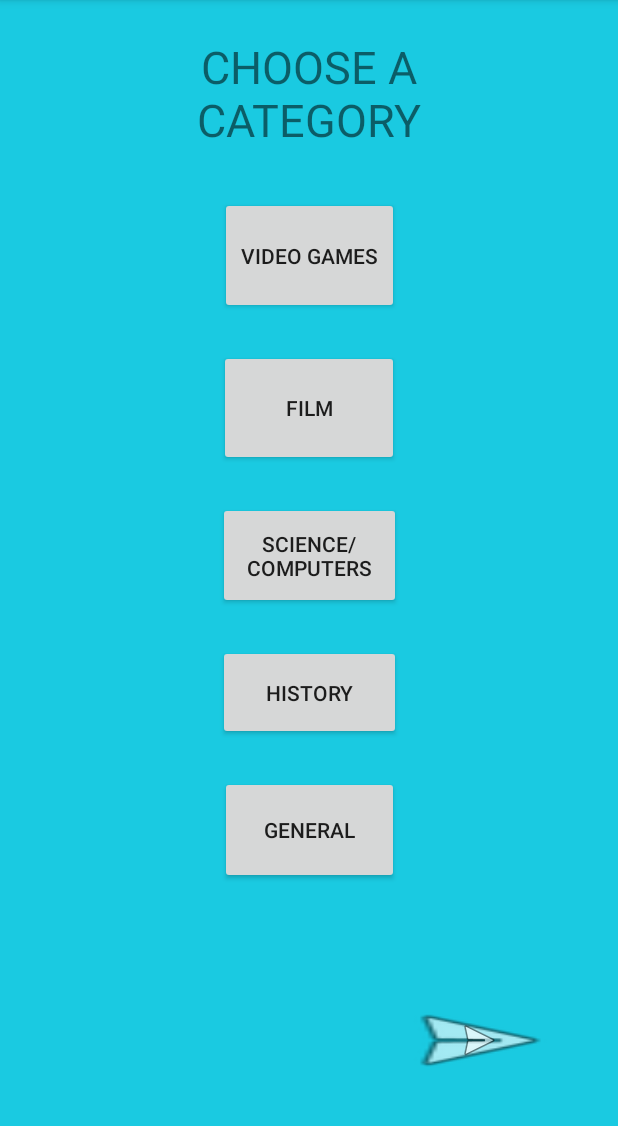
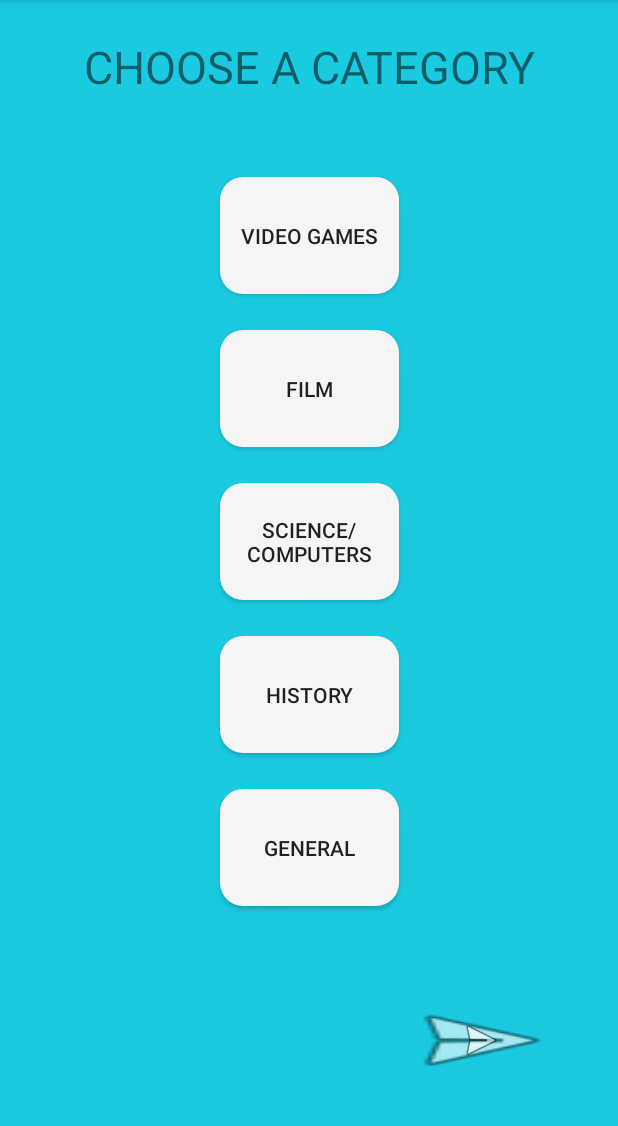
Before and after one commit to Prydain/QuizPrototype, an Android app: the screen it shows after launch (MainActivity), on a phone screen of 412 x 824 dp, the part 84-1210 px from its top. Run offline under Robolectric (Android 15) with nearby library versions, the phone set to English and light mode, and no system bars.

Commit message:
round buttons

```diff
--- /dev/null
+++ b/app/src/main/res/drawable/btn_rounded.xml
@@ -0,0 +1,16 @@
+<?xml version="1.0" encoding="utf-8"?>
+<selector xmlns:android="http://schemas.android.com/apk/res/android">
+    <item>
+        <shape android:shape="rectangle">
+            <solid android:color="#F5F5F5"/>
+            <corners android:radius="15dp" />
+        </shape>
+    </item>
+    <item android:state_pressed="true">
+        <shape android:shape="rectangle">
+            <solid android:color="#696969"/>
+            <corners android:radius="15dp" />
+        </shape>
+    </item>
+
+</selector>
--- a/app/src/main/res/layout/activity_main.xml
+++ b/app/src/main/res/layout/activity_main.xml
@@ -10,8 +10,8 @@
 
     <TextView
         android:id="@+id/textView"
-        android:layout_width="291dp"
-        android:layout_height="83dp"
+        android:layout_width="350dp"
+        android:layout_height="70dp"
         android:layout_marginStart="8dp"
         android:layout_marginLeft="8dp"
         android:layout_marginTop="24dp"
@@ -36,14 +36,15 @@
         android:layout_marginRight="32dp"
         android:onClick="setVideoGamesURL"
         android:text="VIDEO GAMES"
+        android:background="@drawable/btn_rounded"
         app:layout_constraintEnd_toEndOf="parent"
         app:layout_constraintStart_toStartOf="parent"
         app:layout_constraintTop_toBottomOf="@+id/textView" />
 
     <Button
         android:id="@+id/filmButton"
-        android:layout_width="120dp"
-        android:layout_height="77dp"
+        android:layout_width="119dp"
+        android:layout_height="78dp"
         android:layout_marginStart="32dp"
         android:layout_marginLeft="32dp"
         android:layout_marginTop="24dp"
@@ -51,14 +52,15 @@
         android:layout_marginRight="32dp"
         android:onClick="setFilmURL"
         android:text="FILM"
+        android:background="@drawable/btn_rounded"
         app:layout_constraintEnd_toEndOf="parent"
         app:layout_constraintStart_toStartOf="parent"
         app:layout_constraintTop_toBottomOf="@+id/videoGames" />
 
     <Button
         android:id="@+id/scienceButton"
-        android:layout_width="122dp"
-        android:layout_height="71dp"
+        android:layout_width="119dp"
+        android:layout_height="78dp"
         android:layout_marginStart="32dp"
         android:layout_marginLeft="32dp"
         android:layout_marginTop="24dp"
@@ -66,14 +68,15 @@
         android:layout_marginRight="32dp"
         android:onClick="setScienceURL"
         android:text="SCIENCE/COMPUTERS"
+        android:background="@drawable/btn_rounded"
         app:layout_constraintEnd_toEndOf="parent"
         app:layout_constraintStart_toStartOf="parent"
         app:layout_constraintTop_toBottomOf="@+id/filmButton" />
 
     <Button
         android:id="@+id/historyButton"
-        android:layout_width="122dp"
-        android:layout_height="63dp"
+        android:layout_width="119dp"
+        android:layout_height="78dp"
         android:layout_marginStart="32dp"
         android:layout_marginLeft="32dp"
         android:layout_marginTop="24dp"
@@ -81,6 +84,7 @@
         android:layout_marginRight="32dp"
         android:onClick="setHistoryURL"
         android:text="HISTORY"
+        android:background="@drawable/btn_rounded"
         app:layout_constraintEnd_toEndOf="parent"
         app:layout_constraintStart_toStartOf="parent"
         app:layout_constraintTop_toBottomOf="@+id/scienceButton" />
@@ -88,7 +92,7 @@
     <Button
         android:id="@+id/generalButton"
         android:layout_width="119dp"
-        android:layout_height="72dp"
+        android:layout_height="78dp"
         android:layout_marginStart="32dp"
         android:layout_marginLeft="32dp"
         android:layout_marginTop="24dp"
@@ -96,13 +100,14 @@
         android:layout_marginRight="32dp"
         android:onClick="setGeneralURL"
         android:text="GENERAL"
+        android:background="@drawable/btn_rounded"
         app:layout_constraintEnd_toEndOf="parent"
         app:layout_constraintStart_toStartOf="parent"
         app:layout_constraintTop_toBottomOf="@+id/historyButton" />
 
     <ImageButton
         android:id="@+id/startButton"
-        android:layout_width="122dp"
+        android:layout_width="119dp"
         android:layout_height="53dp"
         android:layout_marginStart="258dp"
         android:layout_marginLeft="258dp"
```
